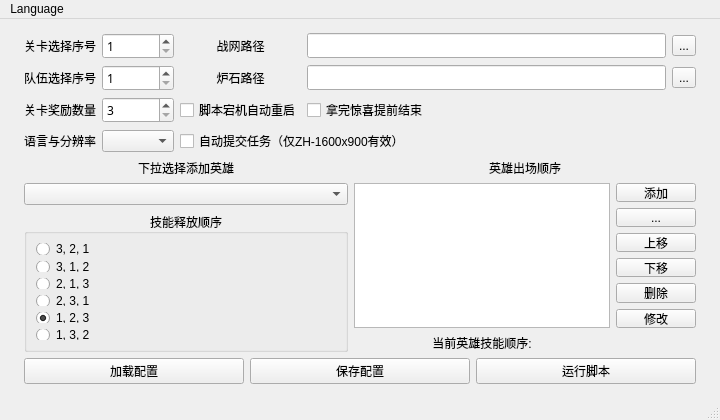
Before: the Qt Designer form ui/main_chs.ui in zhoubin-me/lushi_script, drawn with Qt 5.
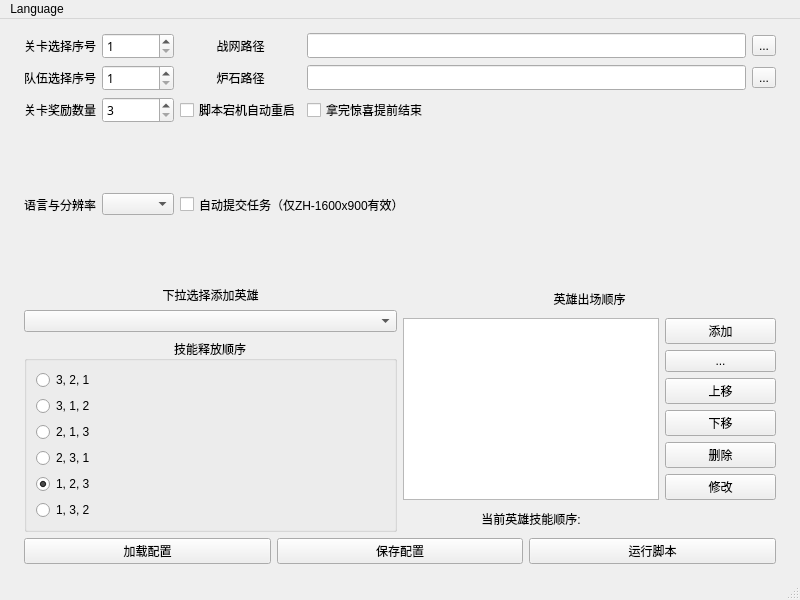
After: the same form once the commit is applied. Custom widgets are drawn as their Qt base class.

Commit message: 添加了恩多日志

Patch:
```diff
--- a/ui/main_chs.ui
+++ b/ui/main_chs.ui
@@ -6,14 +6,14 @@
    <rect>
     <x>0</x>
     <y>0</y>
-    <width>720</width>
-    <height>420</height>
+    <width>800</width>
+    <height>600</height>
    </rect>
   </property>
   <property name="minimumSize">
    <size>
-    <width>400</width>
-    <height>420</height>
+    <width>600</width>
+    <height>500</height>
    </size>
   </property>
   <property name="windowTitle">
```
The commit also changes 1 other file.
